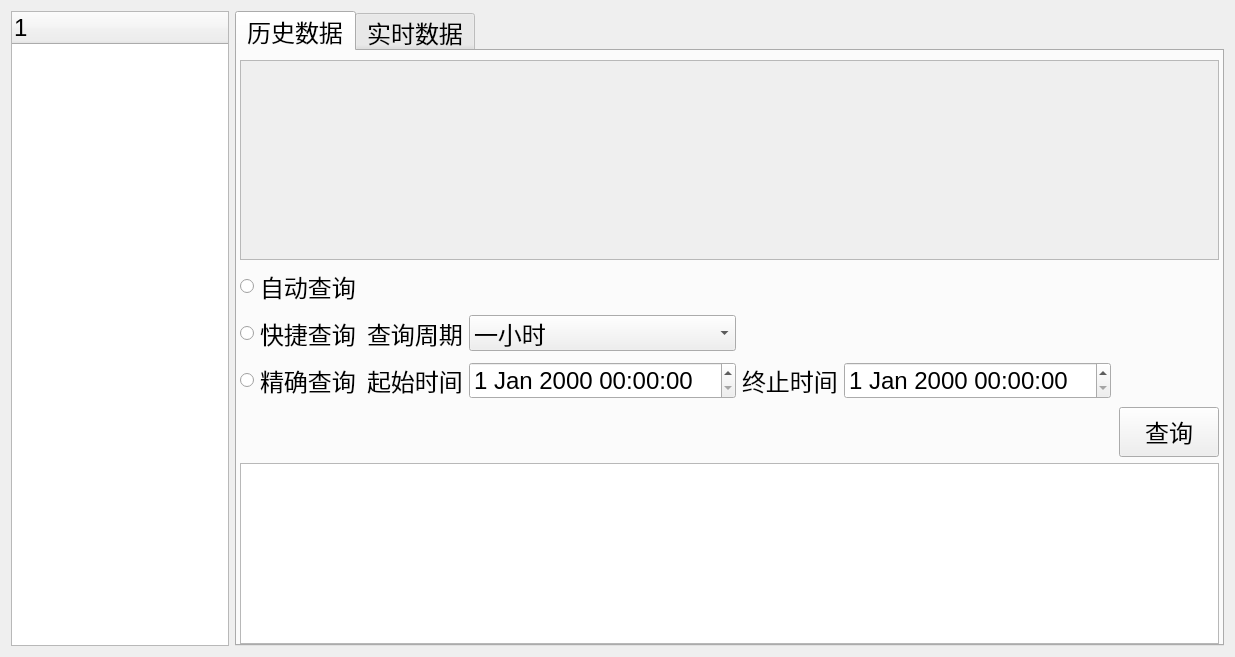
Old version of the form SummaryWidget.ui in the repository wanlong1215/test.
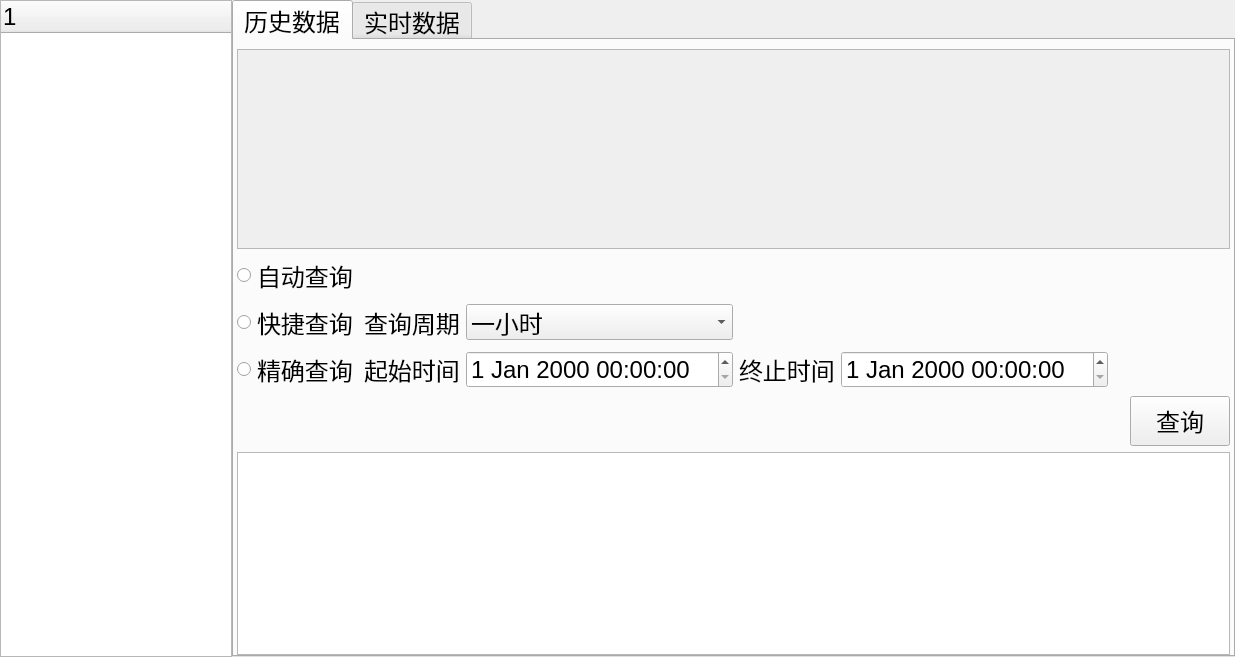
New version of the form. Custom widgets are drawn as their Qt base class.

Diff of the .ui file:
```diff
--- a/SummaryWidget.ui
+++ b/SummaryWidget.ui
@@ -14,6 +14,21 @@
    <string>Form</string>
   </property>
   <layout class="QHBoxLayout" name="horizontalLayout">
+   <property name="spacing">
+    <number>0</number>
+   </property>
+   <property name="leftMargin">
+    <number>0</number>
+   </property>
+   <property name="topMargin">
+    <number>0</number>
+   </property>
+   <property name="rightMargin">
+    <number>0</number>
+   </property>
+   <property name="bottomMargin">
+    <number>0</number>
+   </property>
    <item>
     <widget class="QTreeWidget" name="trwOrganization">
      <property name="maximumSize">
@@ -27,6 +42,9 @@
        <pointsize>18</pointsize>
       </font>
      </property>
+     <property name="styleSheet">
+      <string notr="true"/>
+     </property>
      <column>
       <property name="text">
        <string notr="true">1</string>
@@ -81,6 +99,9 @@
            <height>200</height>
           </size>
          </property>
+         <property name="styleSheet">
+          <string notr="true"/>
+         </property>
          <property name="widgetResizable">
           <bool>true</bool>
          </property>
@@ -93,6 +114,9 @@
             <height>198</height>
            </rect>
           </property>
+          <property name="styleSheet">
+           <string notr="true"/>
+          </property>
           <widget class="TerminalGraphicsWidget" name="wgtHistoryGraphics" native="true">
            <property name="geometry">
             <rect>
```
